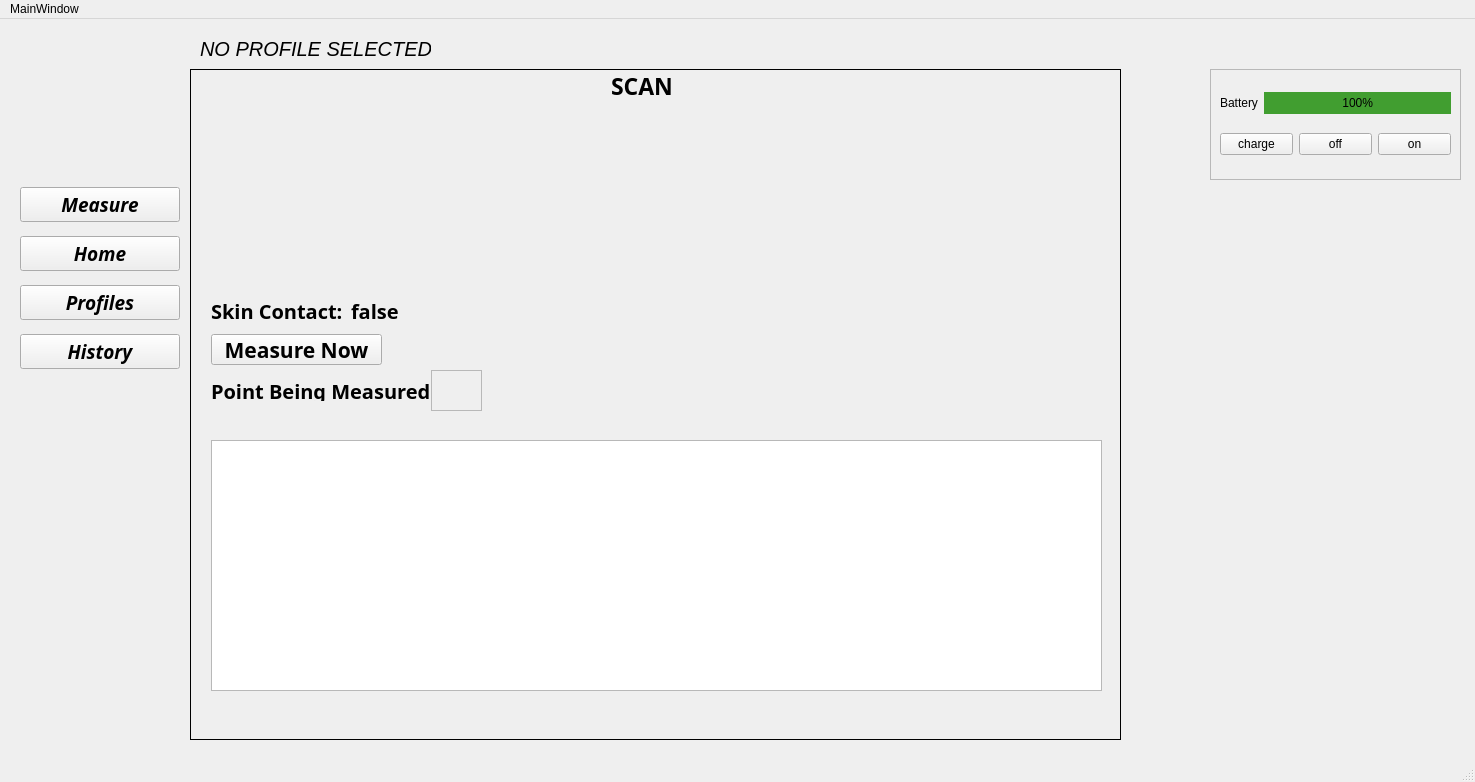
The window that mainwindow.ui (Shivewq/COMP3004FinalProject) describes before a commit, drawn with Qt 5.
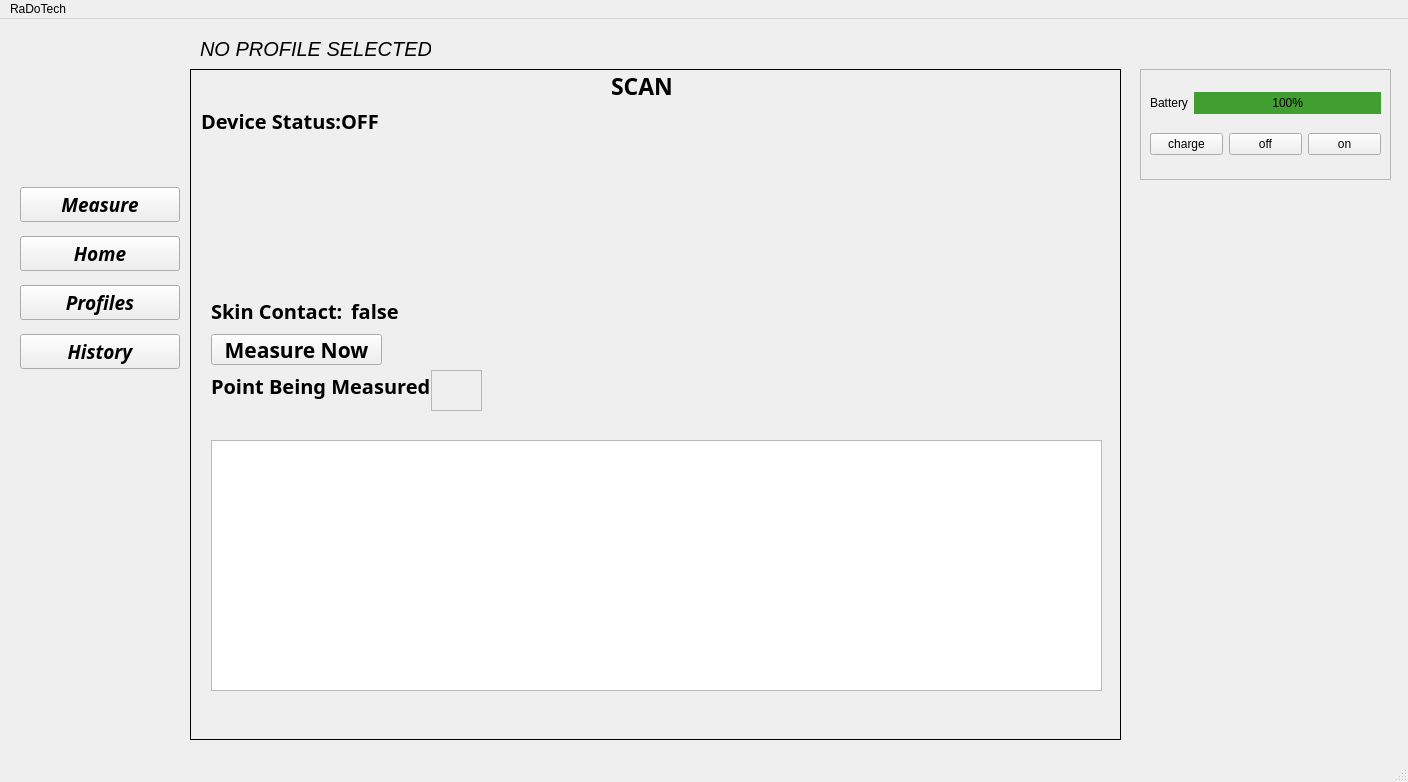
The same window after the commit. The open tabs and pages were chosen to show the change. Icons and pictures are not drawn. Custom widgets are drawn as their Qt base class.

Commit message: Major Logic Changes and UI updates

Diff of the .ui file:
```diff
--- a/mainwindow.ui
+++ b/mainwindow.ui
@@ -6,7 +6,7 @@
    <rect>
     <x>0</x>
     <y>0</y>
-    <width>1475</width>
+    <width>1408</width>
     <height>782</height>
    </rect>
   </property>
@@ -222,9 +222,9 @@
       <property name="geometry">
        <rect>
         <x>20</x>
-        <y>310</y>
+        <y>300</y>
         <width>221</width>
-        <height>21</height>
+        <height>31</height>
        </rect>
       </property>
       <property name="font">
@@ -845,6 +845,48 @@
        <string>false</string>
       </property>
      </widget>
+     <widget class="QLabel" name="label_deviceStatus">
+      <property name="geometry">
+       <rect>
+        <x>150</x>
+        <y>40</y>
+        <width>211</width>
+        <height>21</height>
+       </rect>
+      </property>
+      <property name="font">
+       <font>
+        <family>Quicksand Medium</family>
+        <pointsize>15</pointsize>
+        <weight>75</weight>
+        <bold>true</bold>
+       </font>
+      </property>
+      <property name="text">
+       <string>OFF</string>
+      </property>
+     </widget>
+     <widget class="QLabel" name="label_skinContact_2">
+      <property name="geometry">
+       <rect>
+        <x>10</x>
+        <y>40</y>
+        <width>141</width>
+        <height>21</height>
+       </rect>
+      </property>
+      <property name="font">
+       <font>
+        <family>Quicksand Medium</family>
+        <pointsize>15</pointsize>
+        <weight>75</weight>
+        <bold>true</bold>
+       </font>
+      </property>
+      <property name="text">
+       <string>Device Status:</string>
+      </property>
+     </widget>
     </widget>
     <widget class="QWidget" name="page_profiles">
      <widget class="QPushButton" name="button_update">
@@ -1310,7 +1352,7 @@
    <widget class="QFrame" name="frame_device">
     <property name="geometry">
      <rect>
-      <x>1210</x>
+      <x>1140</x>
       <y>50</y>
       <width>251</width>
       <height>111</height>
@@ -1388,13 +1430,13 @@
     <rect>
      <x>0</x>
      <y>0</y>
-     <width>1475</width>
+     <width>1408</width>
      <height>22</height>
     </rect>
    </property>
    <widget class="QMenu" name="menuMainWindow">
     <property name="title">
-     <string>MainWindow</string>
+     <string>RaDoTech</string>
     </property>
    </widget>
    <addaction name="menuMainWindow"/>
```
Left out of the diff: 4 changed lines with no effect on the pictures. The commit also changes 6 other files.
